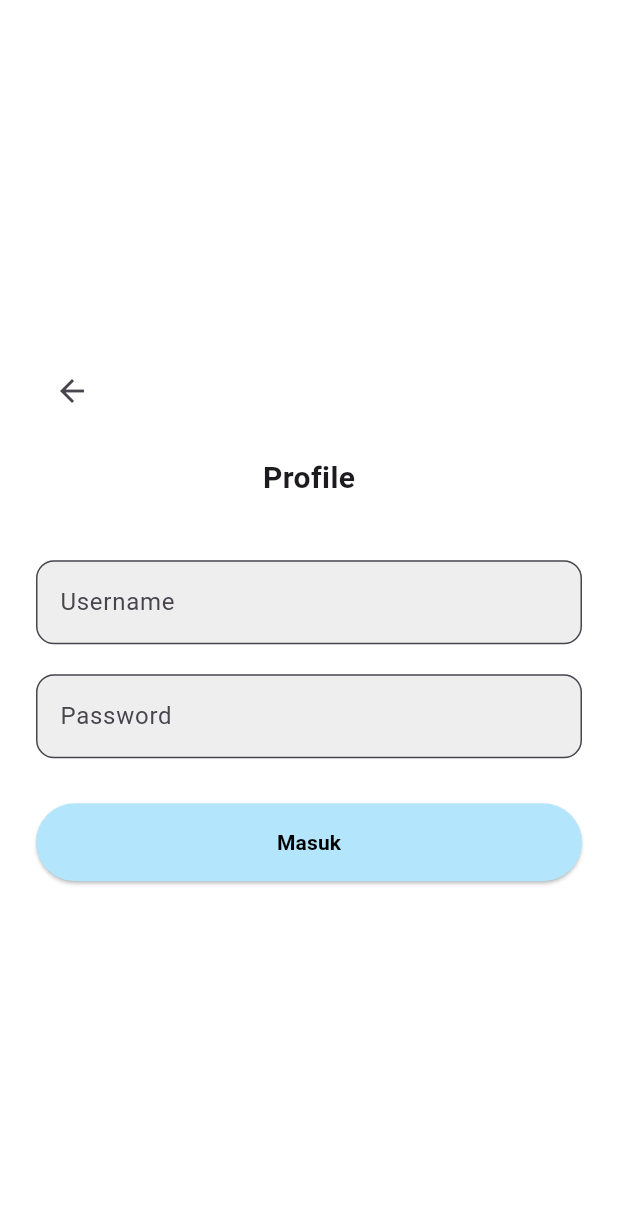
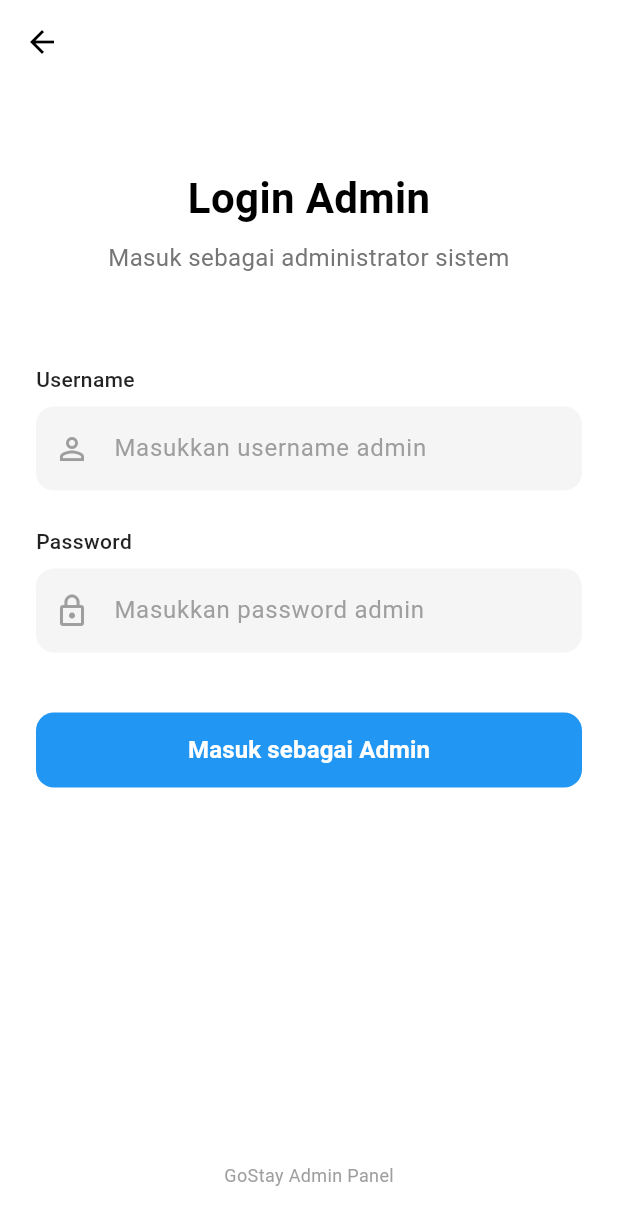
Before and after one commit to alifahfwzy/alianta_gostay, a Flutter app: the LoginAdmin screen opened directly, on a phone screen of 412 x 824 dp. Shown: the top 1225 px of the screen. Run offline on Flutter 3.47's test engine with Material 3 defaults, Android fonts, the phone set to English and light mode, and no system bars.

Commit message:
perubahan 2

```diff
--- a/lib/login_admin.dart
+++ b/lib/login_admin.dart
@@ -12,6 +12,13 @@ class _LoginAdminState extends State<LoginAdmin> {
   final TextEditingController _usernameController = TextEditingController();
   final TextEditingController _passwordController = TextEditingController();
 
+  @override
+  void dispose() {
+    _usernameController.dispose();
+    _passwordController.dispose();
+    super.dispose();
+  }
+
   void _loginAdmin() {
     final username = _usernameController.text.trim();
     final password = _passwordController.text;
@@ -23,7 +30,6 @@ class _LoginAdminState extends State<LoginAdmin> {
 
     if (username == "admin" && password == "admin123") {
       _showSnackbar("Login admin berhasil!");
-
       // TODO: Navigasi ke halaman dashboard admin
       // Navigator.pushReplacement(context,
       //   MaterialPageRoute(builder: (_) => DashboardAdminScreen()));
@@ -33,74 +39,151 @@ class _LoginAdminState extends State<LoginAdmin> {
   }
 
   void _showSnackbar(String message) {
-    ScaffoldMessenger.of(
-      context,
-    ).showSnackBar(SnackBar(content: Text(message)));
+    ScaffoldMessenger.of(context).showSnackBar(
+      SnackBar(
+        content: Text(message),
+        backgroundColor: Colors.blue,
+        behavior: SnackBarBehavior.floating,
+      ),
+    );
   }
 
   @override
   Widget build(BuildContext context) {
     return Scaffold(
       backgroundColor: Colors.white,
+      appBar: AppBar(
+        backgroundColor: Colors.white,
+        elevation: 0,
+        leading: IconButton(
+          icon: const Icon(Icons.arrow_back, color: Colors.black),
+          onPressed: () => Navigator.of(context).pop(),
+        ),
+      ),
       body: SafeArea(
         child: Padding(
-          padding: const EdgeInsets.symmetric(horizontal: 24.0),
+          padding: const EdgeInsets.symmetric(horizontal: 24, vertical: 16),
           child: Column(
-            mainAxisAlignment: MainAxisAlignment.center,
             children: [
-              const Align(
-                alignment: Alignment.centerLeft,
-                child: BackButton(), // Tombol kembali
+              const SizedBox(height: 40),
+              // Header Section
+              const Text(
+                'Login Admin',
+                style: TextStyle(
+                  fontSize: 28,
+                  fontWeight: FontWeight.bold,
+                  color: Colors.black,
                 ),
-              const SizedBox(height: 20),
+              ),
+              const SizedBox(height: 8),
+              Text(
+                'Masuk sebagai administrator sistem',
+                style: TextStyle(fontSize: 16, color: Colors.grey[600]),
+                textAlign: TextAlign.center,
+              ),
+              const SizedBox(height: 60),
+
+              // Form Section
+              Column(
+                crossAxisAlignment: CrossAxisAlignment.start,
+                children: [
                   const Text(
-                "Profile",
-                style: TextStyle(fontWeight: FontWeight.bold, fontSize: 20),
+                    'Username',
+                    style: TextStyle(
+                      fontSize: 14,
+                      fontWeight: FontWeight.w500,
+                      color: Colors.black87,
                     ),
-              const SizedBox(height: 40),
+                  ),
+                  const SizedBox(height: 8),
                   TextField(
                     controller: _usernameController,
                     decoration: InputDecoration(
-                  hintText: "Username",
+                      hintText: 'Masukkan username admin',
+                      hintStyle: TextStyle(color: Colors.grey[500]),
                       filled: true,
-                  fillColor: Colors.grey.shade200,
+                      fillColor: Colors.grey[100],
                       border: OutlineInputBorder(
                         borderRadius: BorderRadius.circular(12),
+                        borderSide: BorderSide.none,
+                      ),
+                      contentPadding: const EdgeInsets.symmetric(
+                        horizontal: 16,
+                        vertical: 16,
+                      ),
+                      prefixIcon: Icon(
+                        Icons.person_outline,
+                        color: Colors.grey[500],
                       ),
                     ),
                   ),
-              const SizedBox(height: 20),
+                  const SizedBox(height: 24),
+
+                  const Text(
+                    'Password',
+                    style: TextStyle(
+                      fontSize: 14,
+                      fontWeight: FontWeight.w500,
+                      color: Colors.black87,
+                    ),
+                  ),
+                  const SizedBox(height: 8),
                   TextField(
                     controller: _passwordController,
                     obscureText: true,
                     decoration: InputDecoration(
-                  hintText: "Password",
+                      hintText: 'Masukkan password admin',
+                      hintStyle: TextStyle(color: Colors.grey[500]),
                       filled: true,
-                  fillColor: Colors.grey.shade200,
+                      fillColor: Colors.grey[100],
                       border: OutlineInputBorder(
+                        borderRadius: BorderRadius.circular(12),
+                        borderSide: BorderSide.none,
+                      ),
+                      contentPadding: const EdgeInsets.symmetric(
+                        horizontal: 16,
+                        vertical: 16,
+                      ),
+                      prefixIcon: Icon(
+                        Icons.lock_outline,
+                        color: Colors.grey[500],
+                      ),
+                    ),
+                  ),
+                ],
+              ),
+
+              const SizedBox(height: 40),
+
+              // Login Button
+              SizedBox(
+                width: double.infinity,
+                height: 50,
+                child: ElevatedButton(
+                  onPressed: _loginAdmin,
+                  style: ElevatedButton.styleFrom(
+                    backgroundColor: Colors.blue,
+                    foregroundColor: Colors.white,
+                    elevation: 0,
+                    shape: RoundedRectangleBorder(
                       borderRadius: BorderRadius.circular(12),
                     ),
                   ),
-              ),
-              const SizedBox(height: 30),
-              SizedBox(
-                width: double.infinity,
-                child: ElevatedButton(
-                  onPressed: _loginAdmin,
-                  style: ElevatedButton.styleFrom(
-                    backgroundColor: Colors.lightBlue.shade100,
-                    padding: const EdgeInsets.symmetric(vertical: 16),
-                    shape: RoundedRectangleBorder(
-                      borderRadius: BorderRadius.circular(30),
+                  child: const Text(
+                    'Masuk sebagai Admin',
+                    style: TextStyle(fontSize: 16, fontWeight: FontWeight.w600),
                   ),
                 ),
-                  child: const Text(
-                    "Masuk",
-                    style: TextStyle(
-                      fontWeight: FontWeight.bold,
-                      color: Colors.black,
               ),
-                  ),
+
+              const Spacer(),
+
+              // Footer
+              Container(
+                padding: const EdgeInsets.symmetric(vertical: 16),
+                child: Text(
+                  'GoStay Admin Panel',
+                  style: TextStyle(fontSize: 12, color: Colors.grey[500]),
                 ),
               ),
             ],
```
Also changed, not shown: lib/beranda.dart (+28 -20 lines), lib/buat_akun.dart (+7 -3 lines), lib/explore_page.dart (+21 -3 lines), lib/login_user.dart (+2 -6 lines), lib/profil.dart (+37 -2 lines). Lines whose indentation alone changed are shown as unchanged.
